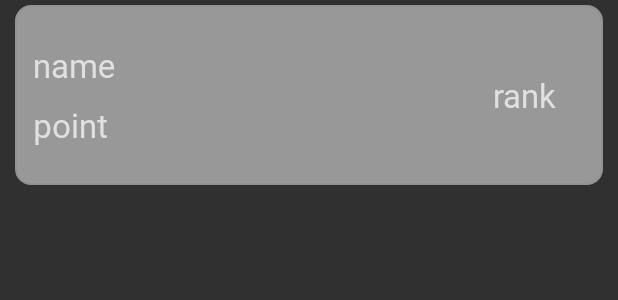
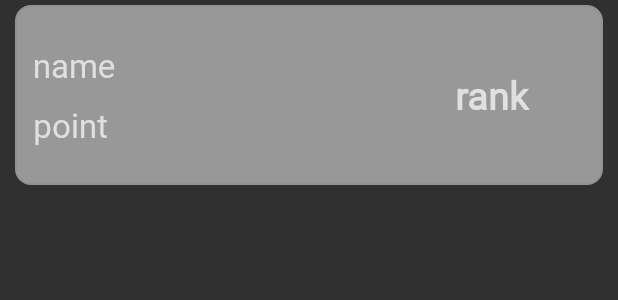
Before and after one commit to KrHangMan/KrHangMan-Android-App, an Android app: the layout item_rank_recycler.xml on its own in the app's theme, with its tools: preview values and no code run, on a phone screen of 412 x 824 dp. Shown: the top 300 px of the screen. Run offline under Robolectric (Android 15) with nearby library versions, the phone set to English and light mode, and no system bars.

Commit message:
style : rank style수정

```diff
--- a/app/src/main/AndroidManifest.xml
+++ b/app/src/main/AndroidManifest.xml
@@ -17,8 +17,10 @@
         android:supportsRtl="true"
         android:usesCleartextTraffic="true"
         android:theme="@style/Theme.KrHangman.Splash"
+        android:screenOrientation="portrait"
         tools:targetApi="s">
         <activity
+            android:screenOrientation="portrait"
             android:name=".ui.LoginActivity"
             android:exported="false"
             android:theme="@style/Theme.KrHangman"
@@ -28,6 +30,7 @@
                 android:value="" />
         </activity>
         <activity
+            android:screenOrientation="portrait"
             android:name=".ui.StartActivity"
             android:theme="@style/Theme.KrHangman"
             android:exported="true">
@@ -41,10 +44,13 @@
                 android:name="android.app.lib_name"
                 android:value="" />
         </activity>
-        <activity android:name=".GameActivity"
-                android:theme="@style/Theme.KrHangman"
+        <activity
+            android:screenOrientation="portrait"
+            android:name=".GameActivity"
+            android:theme="@style/Theme.KrHangman"
             />
         <activity
+            android:screenOrientation="portrait"
             android:name=".ui.RankingActivity"
             android:exported="false"
             android:theme="@style/Theme.KrHangman"
@@ -54,6 +60,7 @@
                 android:value="" />
         </activity>
         <activity
+            android:screenOrientation="portrait"
             android:name=".ui.MainActivity"
             android:exported="true"
             android:theme="@style/Theme.KrHangman"
--- a/app/src/main/res/layout/activity_game.xml
+++ b/app/src/main/res/layout/activity_game.xml
@@ -11,7 +11,7 @@
     <androidx.constraintlayout.widget.ConstraintLayout
         android:layout_width="match_parent"
         android:layout_height="match_parent"
-       android:background="@drawable/main_background"
+        android:background="@drawable/main_background"
         android:theme="@style/Theme.KrHangman"
         android:backgroundTint="#80FFFFFF"
         android:backgroundTintMode="src_over"
--- a/app/src/main/res/layout/item_rank_recycler.xml
+++ b/app/src/main/res/layout/item_rank_recycler.xml
@@ -56,18 +56,21 @@
         </LinearLayout>
 
         <TextView
-            app:layout_constraintHorizontal_weight="0.15"
+            app:layout_constraintHorizontal_weight="0.18"
             android:id="@+id/item_rank_rank"
             android:layout_width="0dp"
             android:layout_height="match_parent"
             android:layout_gravity="end"
-            android:gravity="end|center"
+            android:gravity="center"
             android:hint="rank"
             android:padding="30dp"
 
+
+
             android:text="@{@string/rank_page_rank(rank.rank)}"
-            android:textColor="@color/main_button"
-            android:textSize="22sp"
+            android:textColor="@color/rank_color"
+            android:textSize="25sp"
+            android:textStyle="bold"
             app:layout_constraintBottom_toBottomOf="parent"
             app:layout_constraintEnd_toEndOf="parent"
             app:layout_constraintStart_toEndOf="@id/name_point_linear"
--- a/app/src/main/res/values-night/themes.xml
+++ b/app/src/main/res/values-night/themes.xml
@@ -1,16 +1,11 @@
 <resources xmlns:tools="http://schemas.android.com/tools">
     <!-- Base application theme. -->
-    <style name="Theme.KrHangman" parent="Theme.MaterialComponents.DayNight.DarkActionBar">
-        <!-- Primary brand color. -->
-        <item name="colorPrimary">@color/purple_200</item>
-        <item name="colorPrimaryVariant">@color/purple_700</item>
-        <item name="colorOnPrimary">@color/black</item>
-        <!-- Secondary brand color. -->
-        <item name="colorSecondary">@color/teal_200</item>
-        <item name="colorSecondaryVariant">@color/teal_200</item>
-        <item name="colorOnSecondary">@color/black</item>
-        <!-- Status bar color. -->
-        <item name="android:statusBarColor" tools:targetApi="l">?attr/colorPrimaryVariant</item>
-        <!-- Customize your theme here. -->
+    <style name="Theme.KrHangman" parent="Theme.AppCompat">
+        <item name="windowNoTitle">true</item>
+        <item name="windowActionBar">false</item>
+        <item name="android:fontFamily">@font/yet_hangle</item>
+        <item name="hintTextColor">@color/main_button</item>
+
+        <item name="android:statusBarColor">@color/main_button</item>
     </style>
 </resources>
--- a/app/src/main/res/values/colors.xml
+++ b/app/src/main/res/values/colors.xml
@@ -8,6 +8,7 @@
     <color name="black">#FF000000</color>
     <color name="white">#FFFFFFFF</color>
     <color name="main_button">#5a595a</color>
+    <color name="rank_color">#95a3ff</color>
 
     <color name="yellow">#ffd400</color>
     <color name="green">#81c147</color>
--- a/app/src/main/res/values/themes.xml
+++ b/app/src/main/res/values/themes.xml
@@ -5,7 +5,6 @@
         <item name="windowActionBar">false</item>
         <item name="android:fontFamily">@font/yet_hangle</item>
         <item name="hintTextColor">@color/main_button</item>
-
 
         <item name="android:statusBarColor">@color/main_button</item>
     </style>
```
